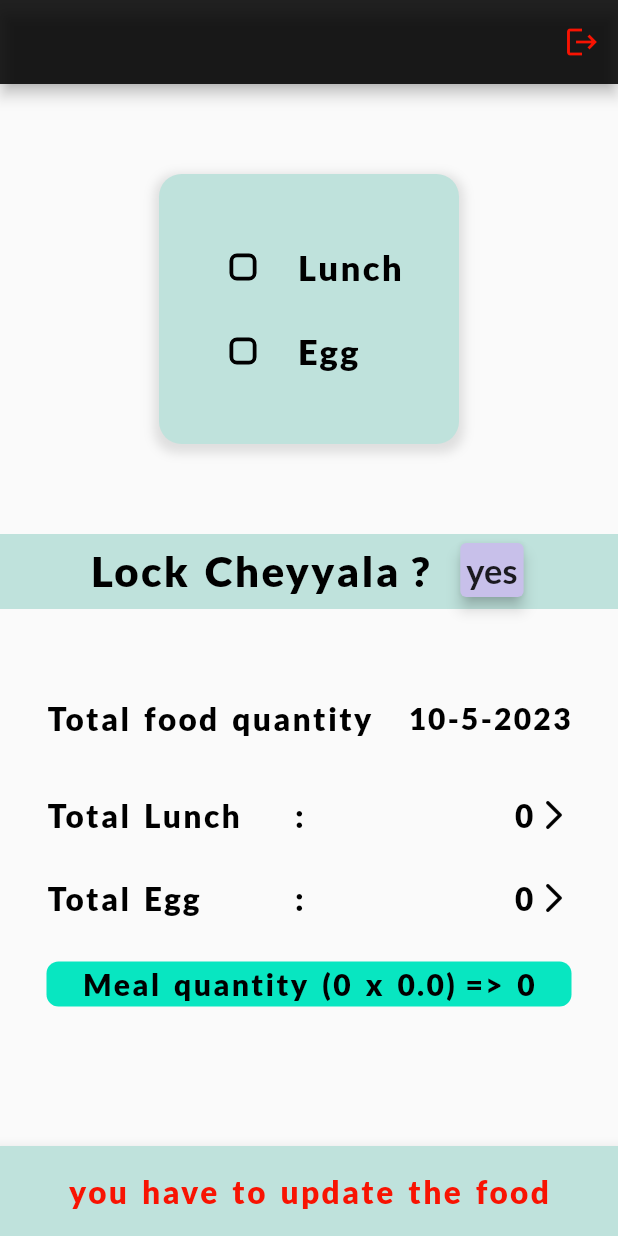
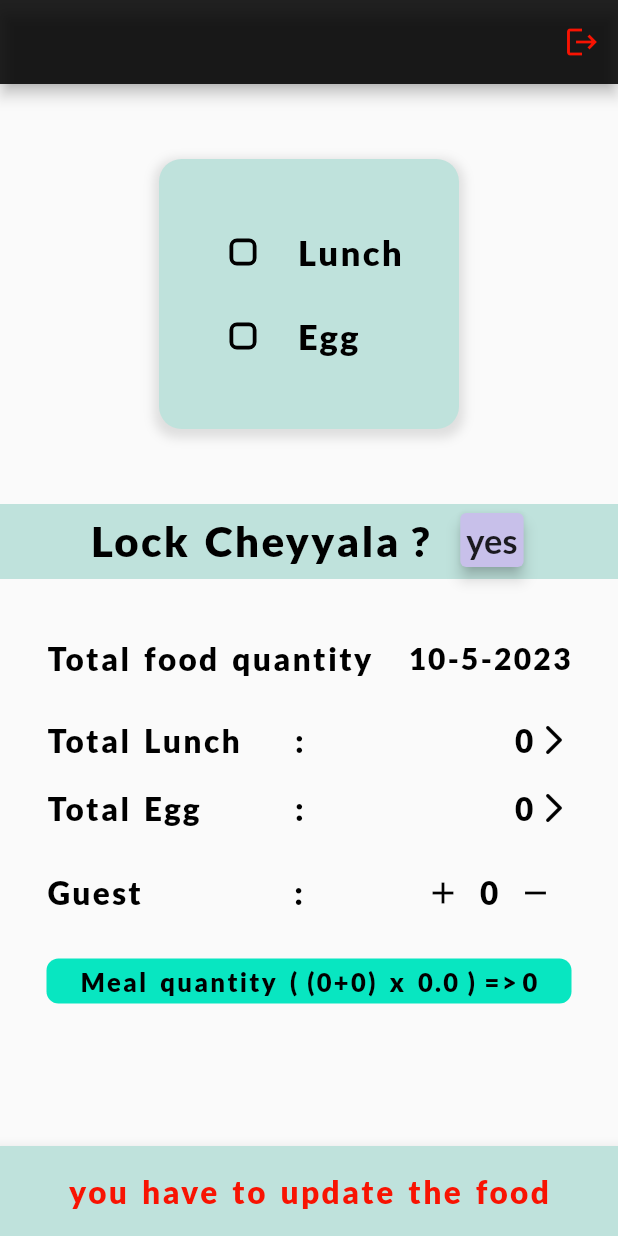
Before and after one commit to mahesheasy/lunch_repository, a Flutter app: the screen it shows once a user with an empty profile is signed in, on a phone screen of 412 x 824 dp. Run offline on Flutter 3.47's test engine with Material 2 defaults, Android fonts, the phone set to English and light mode, and no system bars; our stand-ins replace cloud_firestore, firebase_auth, firebase_core, firebase_remote_config, flutter_local_notifications, google_fonts and 2 more; accounts and stored records are empty; network calls fail.

Commit message:
temporary code still working on buttons

```diff
--- a/lib/home/bottombarcontant.dart
+++ b/lib/home/bottombarcontant.dart
@@ -1,32 +1,38 @@
 import 'package:firebase_auth/firebase_auth.dart';
+import 'package:firebase_remote_config/firebase_remote_config.dart';
 import 'package:flutter/material.dart';
 import 'package:lunch_app/home/admin_bottom_bar.dart';
 import 'package:lunch_app/home/home_page_buttons.dart';
 import 'package:lunch_app/home/user_bottom_bar.dart';
 
 Widget Bottomappbarcontant(BuildContext context, totallunchcount, totaleggcount,
-    meal_quantity, isLunchProvided,fixedTime) {
+    meal_quantity, isLunchProvided, fixedTime,
+    [Future<void>? guestlunchaddcount]) {
   final user = FirebaseAuth.instance.currentUser;
-  if (now.hour >= fixedTime && user?.email == "lunch123@gmail.com") {
-    return adminbottombar(context, totallunchcount, totaleggcount, meal_quantity);
-  }
-   else if (now.hour < fixedTime ) {
-   // return userbottombar(context,"You have to update the food");
+
+  final admin = FirebaseRemoteConfig.instance.getString('lunch_admin');
+  if (now.hour >= fixedTime && user?.email == admin) {
+    return adminbottombar(
+      context,
+      totallunchcount,
+      totaleggcount,
+      meal_quantity,
+      onPress: () => guestlunchaddcount,
+    );
+  } else if (now.hour < fixedTime) {
+    // return userbottombar(context,"You have to update the food");
     if (isLunchProvided) {
-      return userbottombar(context,"successfully Updated");
-
+      return userbottombar(context, "successfully Updated");
     } else {
-      return userbottombar(context,"you have to update the food");
+      return userbottombar(context, "you have to update the food");
     }
-  } else if (now.hour >= fixedTime ) {
+  } else if (now.hour >= fixedTime) {
     if (isLunchProvided) {
-      return userbottombar(context,"successfully Updated");
-
+      return userbottombar(context, "successfully Updated");
     } else {
-      return userbottombar(context,"you missed the lunch");
+      return userbottombar(context, "you missed the lunch");
     }
-  }
- else{
+  } else {
     return SizedBox();
   }
 }
--- a/lib/home/food_quantity.dart
+++ b/lib/home/food_quantity.dart
@@ -46,6 +46,7 @@ class Quantitywidget extends StatelessWidget {
                   ),
             ),
           ),
+
           Expanded(
             child: Text(
               totallunchandeggcount,
--- a/lib/home/food_true_list.dart
+++ b/lib/home/food_true_list.dart
@@ -18,6 +18,7 @@ class _foodtruelistState extends State<foodtruelist> {
         .collection('lunch_${now.day}-${now.month}-${now.year}')
         .where('date', isEqualTo: '${now.day}-${now.month}-${now.year}')
         .where('lunch', isEqualTo: true)
+        //.where('Guest',isEqualTo:null)
         .get()
         .then(
       (QuerySnapshot querySnapshot) {
--- /dev/null
+++ b/lib/home/guest_display.dart
@@ -0,0 +1,98 @@
+
+//import 'package:firebase_auth/firebase_auth.dart';
+//import 'package:firebase_remote_config/firebase_remote_config.dart';
+import 'package:flutter/material.dart';
+
+
+//final admin = FirebaseRemoteConfig.instance.getString('lunch_admin');
+
+    //final user = FirebaseAuth.instance.currentUser;
+   // var email = user!.email!;
+class guest_display extends StatelessWidget {
+
+
+
+  const guest_display({
+    super.key,
+  required this.guestlunchremovecount,
+  required this.guestcount,
+  //required this.fixedTime,
+  });
+  final guestlunchremovecount;
+  final  guestcount;
+ // final fixedTime;
+
+    @override
+  Widget build(BuildContext context) {
+    return Row(
+      mainAxisAlignment: MainAxisAlignment.spaceBetween,
+      children: [
+
+           Expanded(
+             child: Text(
+              "Guest",
+            textAlign: TextAlign.start,
+              style: Theme.of(context).textTheme.bodyMedium!.copyWith(
+                    fontSize: 21,
+                  ),
+                     ),
+           ),
+
+        Padding(
+          padding: EdgeInsets.only(right: 25),
+          child: SizedBox(
+            width: 20,
+            child: Text(
+              ":",
+              textAlign: TextAlign.end,
+              style: Theme.of(context).textTheme.bodyMedium!.copyWith(
+                    fontSize: 21,
+                  ),
+            ),
+          ),
+        ),
+        Expanded(
+          child: Row(
+            mainAxisAlignment: MainAxisAlignment.end,
+            children: [
+             // if (DateTime.now().hour >= fixedTime && user?.email == admin)
+
+              IconButton(
+           // padding: EdgeInsets.only(left: 200),
+
+              onPressed: () {
+                guestlunchremovecount?.call();
+              },
+              icon: Icon(
+                Icons.add,
+                color: Color.fromARGB(255, 0, 0, 0),
+
+              )),
+
+
+             Text(
+              guestcount.toString(),
+             // textAlign: TextAlign.end,
+              style: Theme.of(context).textTheme.bodyMedium!.copyWith(
+                    fontSize: 21,
+                  ),
+            ),
+
+          //SizedBox(width: 24,)
+
+          IconButton(
+              onPressed: () {
+                guestlunchremovecount?.call();
+              },
+              icon: Icon(
+                Icons.remove,
+                color: Color.fromARGB(255, 0, 0, 0),
+
+              ))
+            ],
+          ),
+        )
+      ],
+    );
+  }
+}
--- a/lib/home/home_page.dart
+++ b/lib/home/home_page.dart
@@ -1,4 +1,5 @@
 import 'dart:async';
+
 import 'package:flutter/material.dart';
 import 'package:lunch_app/home/app_bar_dispaly.dart';
 import 'package:lunch_app/home/bottombarcontant.dart';
@@ -46,7 +47,7 @@ class _HomePageState extends State<HomePage> {
         //   timer.cancel();
         //   setState(() {});
         // }
-          if (Snap.size == 0) {
+        if (Snap.size == 0) {
           _isLunchProvided = false;
           setState(() {});
         } else {
@@ -70,16 +71,51 @@ class _HomePageState extends State<HomePage> {
         .then(
       (QuerySnapshot querySnapshot) {
         totallunchcount = querySnapshot.size;
-
+        //totallunchcount =querySnapshot.docs.where((element) => element['Guest'] == "guest@easycloud.in").length;
+        //totallunchcount =querySnapshot.docs.where((element) => element['Guest'] != "guest@easycloud.in").length;
         roundFigure();
         setState(() {});
       },
     );
   }
 
+  var guestcount = 0;
+  Future<void> fetchtotalguestcount() async {
+    FirebaseFirestore.instance
+        .collection('lunch_${now.day}-${now.month}-${now.year}')
+        .where('date', isEqualTo: '${now.day}-${now.month}-${now.year}')
+        .where('guestlunch', isEqualTo: true)
+        .get()
+        .then(
+      (QuerySnapshot querySnapshot) {
+        // querySnapshot.docs.first.reference.delete();
+        guestcount = querySnapshot.size;
+        roundFigure();
+        setState(() {});
+      },
+    );
+  }
+
+  final CollectionReference lunchtoday = FirebaseFirestore.instance.collection(
+      'lunch_${DateTime.now().day}-${DateTime.now().month}-${DateTime.now().year}');
+
+  Future<void> guestlunchremovecount() async {
+    QuerySnapshot querySnapshot = await lunchtoday
+        .where('date', isEqualTo: '${now.day}-${now.month}-${now.year}')
+        .where('guestlunch', isEqualTo: true)
+        .orderBy(FieldPath.documentId)
+        .limit(1)
+        .get();
+    if (querySnapshot.docs.isNotEmpty) {
+      String documentId = querySnapshot.docs.first.id;
+      await lunchtoday.doc(documentId).delete();
+    } else {
+    }
+  }
+
   int meal_quantity = 0;
   void roundFigure() {
-    meal_quantity = (totallunchcount * food_multiplier).round();
+    meal_quantity = ((totallunchcount + guestcount) * food_multiplier).round();
     setState(() {});
   }
 
@@ -105,6 +141,8 @@ class _HomePageState extends State<HomePage> {
     usertesting();
     fortotallunch();
     fortotalegg();
+    fetchtotalguestcount();
+
     ToastContext().init(context);
     timer = Timer.periodic(
       Duration(seconds: 5),
@@ -146,7 +184,7 @@ class _HomePageState extends State<HomePage> {
               Container(
                 width: 200,
                 height: 180,
-                margin: EdgeInsets.only(top: 60, bottom: 60),
+                margin: EdgeInsets.only(top: 50, bottom: 50),
                 decoration: BoxDecoration(
                   color: Color.fromRGBO(191, 226, 220, 1),
                   borderRadius: BorderRadius.circular(15),
@@ -226,10 +264,16 @@ class _HomePageState extends State<HomePage> {
                 ),
               ),
               SizedBox(
-                height: 30,
+                height: 20,
               ),
-              Totalquantatydisplay(context, totallunchcount, totaleggcount,
-                  meal_quantity, food_multiplier),
+              Totalquantatydisplay(
+                  context,
+                  totallunchcount,
+                  totaleggcount,
+                  meal_quantity,
+                  food_multiplier,
+                  guestcount,
+                  guestlunchremovecount),
             ],
           ),
         ),
@@ -242,8 +286,14 @@ class _HomePageState extends State<HomePage> {
           child: Container(
             child: Column(
               children: [
-                  Bottomappbarcontant(context, totallunchcount.toString(),
-                      totaleggcount.toString(), meal_quantity,_isLunchProvided,fixedTime),
+                Bottomappbarcontant(
+                    context,
+                    totallunchcount.toString(),
+                    totaleggcount.toString(),
+                    meal_quantity,
+                    _isLunchProvided,
+                    fixedTime,
+                    fetchtotalguestcount()),
               ],
             ),
           ),
--- a/lib/home/total_quantaty_count_widgit_display.dart
+++ b/lib/home/total_quantaty_count_widgit_display.dart
@@ -3,14 +3,19 @@ import 'package:lunch_app/home/date_time.dart';
 import 'package:lunch_app/home/food_quantity.dart';
 import 'package:lunch_app/home/food_true_list.dart';
 import 'package:lunch_app/home/egg_true_list.dart';
+import 'package:lunch_app/home/guest_display.dart';
+import 'package:lunch_app/home/meal_quantity_display.dart';
 
 Container Totalquantatydisplay(
     BuildContext context, totallunchcount, totaleggcount,
-    [meal_quantity, food_multiplier]) {
+    meal_quantity,
+    food_multiplier,
+   [ guestcount,
+    Future<void> Function()? guestlunchremovecount]) {
   return Container(
     width: 350,
     margin: EdgeInsets.only(
-      top: 30,
+      top: 20,
     ),
     child: Column(
       children: [
@@ -29,7 +34,7 @@ Container Totalquantatydisplay(
           ],
         ),
         SizedBox(
-          height: 40,
+          height: 30,
         ),
         Quantitywidget(
             quantityIndex: 0,
@@ -39,7 +44,7 @@ Container Totalquantatydisplay(
                   MaterialPageRoute(builder: (context) => foodtruelist()));
             }),
         SizedBox(
-          height: 30,
+          height: 20,
         ),
         Quantitywidget(
             quantityIndex: 1,
@@ -50,41 +55,14 @@ Container Totalquantatydisplay(
                   MaterialPageRoute(builder: (context) => eggtruelist()));
             }),
         SizedBox(
-          height: 30,
+          height: 20,
         ),
-        Container(
-          padding: EdgeInsets.all(3),
-          decoration: BoxDecoration(
-            color: Color.fromRGBO(8, 230, 193, 1),
-            borderRadius: BorderRadius.circular(8),
-          ),
-          child: Row(
-            mainAxisAlignment: MainAxisAlignment.center,
-            children: [
-              Text(
-                "Meal quantity (${totallunchcount} x ${food_multiplier})",
-                style: Theme.of(context).textTheme.bodyMedium!.copyWith(
-                      fontSize: 20,
-                    ),
-              ),
-              SizedBox(
-                width: 40,
-                child: Text(
-                  " => ",
-                  style: Theme.of(context).textTheme.bodyMedium!.copyWith(
-                        fontSize: 20,
-                      ),
-                ),
-              ),
-              Text(
-                "$meal_quantity",
-                style: Theme.of(context).textTheme.bodyMedium!.copyWith(
-                      fontSize: 20,
-                    ),
-              ),
-            ],
-          ),
+        guest_display(guestcount: guestcount,guestlunchremovecount: guestlunchremovecount ),//,fixedTime: fixedTime
+        SizedBox(
+          height: 20,
         ),
+        mealquantitydisplay(totallunchcount, food_multiplier, context,
+            meal_quantity, guestcount),
       ],
     ),
   );
```
Also changed, not shown: lib/home/admin_bottom_bar.dart (+18 -12 lines), lib/home/home_page_buttons.dart (+52 -7 lines), lib/home/meal_quantity_display.dart (added, +38 -0 lines), lib/main.dart (+6 -4 lines).
